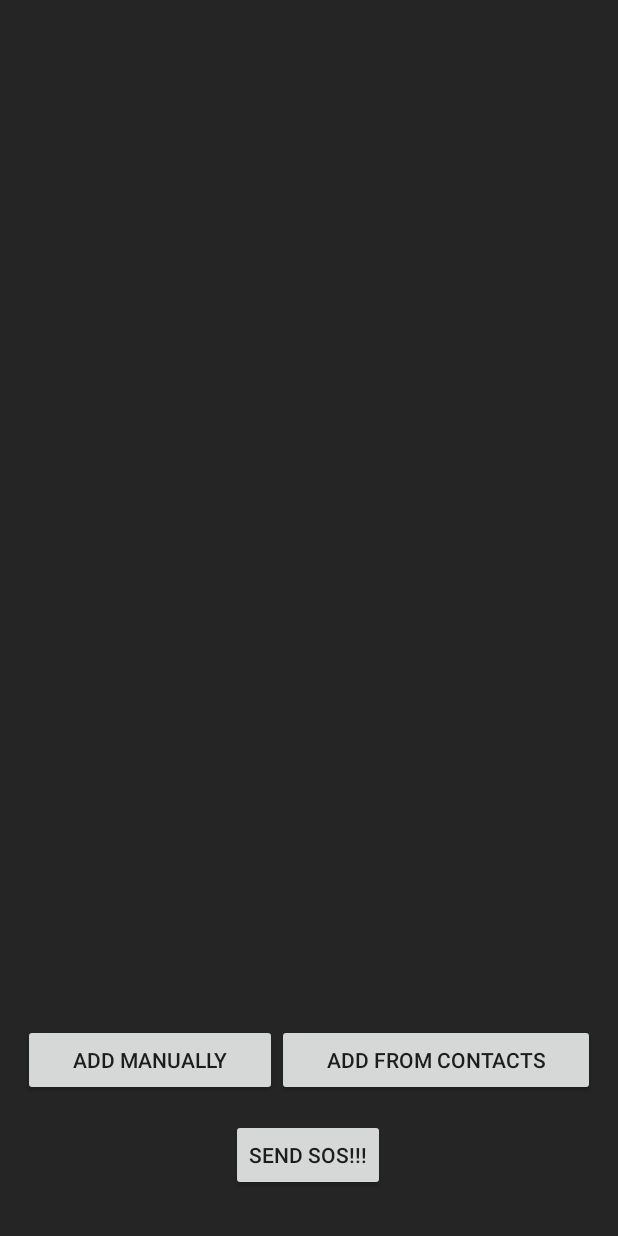
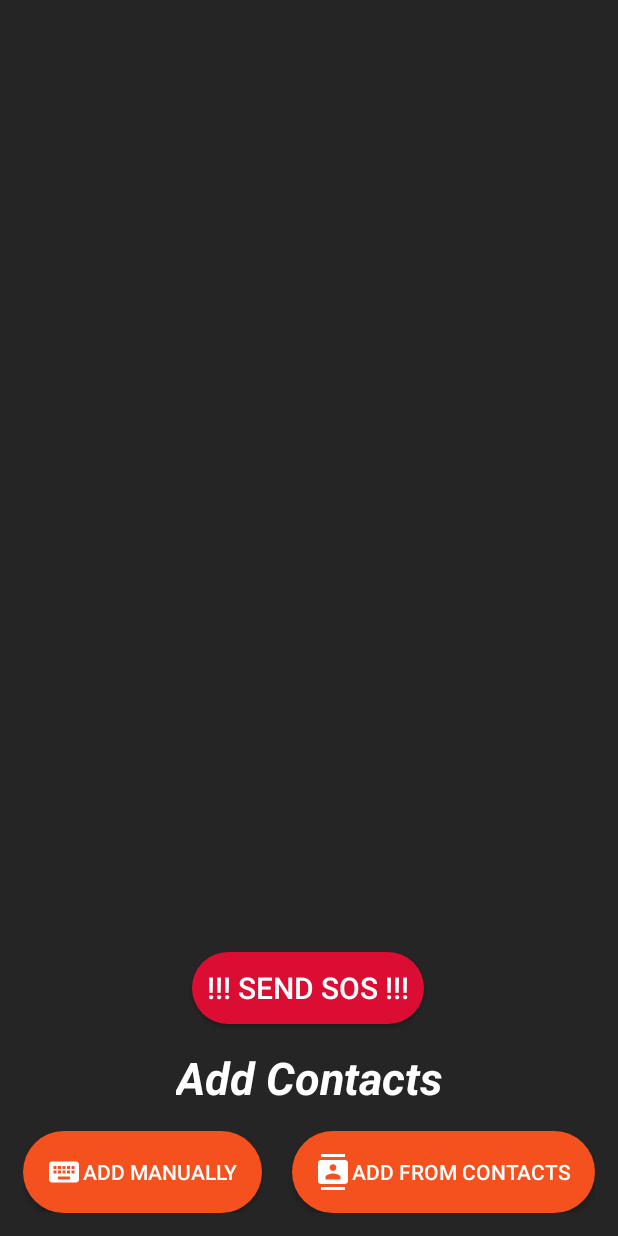
Before and after one commit to Chrizlove/SOS-APP-NEW, an Android app: the layout activity_main.xml on its own in the app's theme, with its tools: preview values and no code run, on a phone screen of 412 x 824 dp. Run offline under Robolectric (Android 15) with nearby library versions, the light colour scheme and no system bars.

Commit message:
permissions mostly fixed

```diff
--- a/app/src/main/AndroidManifest.xml
+++ b/app/src/main/AndroidManifest.xml
@@ -36,18 +36,12 @@ This permission is necessary for devices
             android:exported="true">
             <intent-filter>
                 <action android:name="android.intent.action.MAIN" />
-
                 <category android:name="android.intent.category.LAUNCHER" />
             </intent-filter>
         </activity>
         <activity
             android:name=".MainActivity"
             android:exported="true">
-            <intent-filter>
-                <action android:name="android.intent.action.MAIN" />
-
-                <category android:name="android.intent.category.LAUNCHER" />
-            </intent-filter>
         </activity>
 
         <service
--- a/app/src/main/java/com/chrizlove/helpapp/SensorService.kt
+++ b/app/src/main/java/com/chrizlove/helpapp/SensorService.kt
@@ -14,7 +14,7 @@ import android.os.IBinder
 import android.os.VibrationEffect
 import android.os.Vibrator
 import android.util.Log
-import android.widget.Toast
+import android.view.KeyEvent
 import androidx.annotation.RequiresApi
 import androidx.core.app.NotificationCompat
 import androidx.localbroadcastmanager.content.LocalBroadcastManager
@@ -91,7 +91,7 @@ class SensorService: Service() {
         val notificationBuilder = NotificationCompat.Builder(this, NOTIFICATION_CHANNEL_ID)
         val notification: Notification = notificationBuilder.setOngoing(true)
             .setContentTitle("You are protected.")
-            .setContentText("We are there for you") // this is important, otherwise the notification will show the way
+            .setContentText("If this notification is not displaying, relaunch the app to have the SOS service active.") // this is important, otherwise the notification will show the way
             // you want i.e. it will show some default notification
             .setSmallIcon(R.drawable.btn_radio)
             .setPriority(NotificationManager.IMPORTANCE_MIN)
@@ -123,4 +123,5 @@ class SensorService: Service() {
         intent.putExtra("message", "sendSOS")
         LocalBroadcastManager.getInstance(this).sendBroadcast(intent)
     }
+
 }
--- /dev/null
+++ b/app/src/main/res/drawable/baseline_contacts_24.xml
@@ -0,0 +1,5 @@
+<vector android:height="24dp" android:tint="@color/white"
+    android:viewportHeight="24" android:viewportWidth="24"
+    android:width="24dp" xmlns:android="http://schemas.android.com/apk/res/android">
+    <path android:fillColor="@android:color/white" android:pathData="M20,0L4,0v2h16L20,0zM4,24h16v-2L4,22v2zM20,4L4,4c-1.1,0 -2,0.9 -2,2v12c0,1.1 0.9,2 2,2h16c1.1,0 2,-0.9 2,-2L22,6c0,-1.1 -0.9,-2 -2,-2zM12,6.75c1.24,0 2.25,1.01 2.25,2.25s-1.01,2.25 -2.25,2.25S9.75,10.24 9.75,9 10.76,6.75 12,6.75zM17,17L7,17v-1.5c0,-1.67 3.33,-2.5 5,-2.5s5,0.83 5,2.5L17,17z"/>
+</vector>
--- /dev/null
+++ b/app/src/main/res/drawable/baseline_keyboard_24.xml
@@ -0,0 +1,5 @@
+<vector android:height="24dp" android:tint="@color/white"
+    android:viewportHeight="24" android:viewportWidth="24"
+    android:width="24dp" xmlns:android="http://schemas.android.com/apk/res/android">
+    <path android:fillColor="@android:color/white" android:pathData="M20,5L4,5c-1.1,0 -1.99,0.9 -1.99,2L2,17c0,1.1 0.9,2 2,2h16c1.1,0 2,-0.9 2,-2L22,7c0,-1.1 -0.9,-2 -2,-2zM11,8h2v2h-2L11,8zM11,11h2v2h-2v-2zM8,8h2v2L8,10L8,8zM8,11h2v2L8,13v-2zM7,13L5,13v-2h2v2zM7,10L5,10L5,8h2v2zM16,17L8,17v-2h8v2zM16,13h-2v-2h2v2zM16,10h-2L14,8h2v2zM19,13h-2v-2h2v2zM19,10h-2L17,8h2v2z"/>
+</vector>
--- /dev/null
+++ b/app/src/main/res/drawable/baseline_warning_24.xml
@@ -0,0 +1,5 @@
+<vector android:height="24dp" android:tint="#FFFFFF"
+    android:viewportHeight="24" android:viewportWidth="24"
+    android:width="24dp" xmlns:android="http://schemas.android.com/apk/res/android">
+    <path android:fillColor="@android:color/white" android:pathData="M1,21h22L12,2 1,21zM13,18h-2v-2h2v2zM13,14h-2v-4h2v4z"/>
+</vector>
--- /dev/null
+++ b/app/src/main/res/drawable/button_layout_addcontact.xml
@@ -0,0 +1,6 @@
+<?xml version="1.0" encoding="utf-8"?>
+<shape xmlns:android="http://schemas.android.com/apk/res/android"
+    android:shape="rectangle">
+    <solid android:color="@color/app_primary" />
+    <corners android:radius="50dp" />
+</shape>
--- /dev/null
+++ b/app/src/main/res/drawable/permission_alert_bg.xml
@@ -0,0 +1,6 @@
+<?xml version="1.0" encoding="utf-8"?>
+<shape xmlns:android="http://schemas.android.com/apk/res/android"
+    android:shape="rectangle">
+    <solid android:color="@color/white" />
+    <corners android:radius="10dp"/>
+</shape>
--- /dev/null
+++ b/app/src/main/res/drawable/permission_alert_button.xml
@@ -0,0 +1,6 @@
+<?xml version="1.0" encoding="utf-8"?>
+<shape xmlns:android="http://schemas.android.com/apk/res/android"
+    android:shape="rectangle">
+    <solid android:color="@color/permission_alert" />
+    <corners android:radius="20dp"/>
+</shape>
--- /dev/null
+++ b/app/src/main/res/drawable/sos_round_button.xml
@@ -0,0 +1,9 @@
+<?xml version="1.0" encoding="utf-8"?>
+<shape xmlns:android="http://schemas.android.com/apk/res/android"
+    android:shape="rectangle">
+    <solid android:color="#db0d33" />
+    <corners android:bottomRightRadius="250dp"
+        android:bottomLeftRadius="250dp"
+        android:topRightRadius="250dp"
+        android:topLeftRadius="250dp"/>
+</shape>
--- a/app/src/main/res/layout/activity_main.xml
+++ b/app/src/main/res/layout/activity_main.xml
@@ -18,7 +18,7 @@
         app:layout_constraintStart_toStartOf="parent"
         app:layout_constraintTop_toTopOf="parent"
         app:layout_constraintVertical_bias="0.0"
-         />
+        />
 
     <TextView
         android:id="@+id/noContact"
@@ -31,6 +31,38 @@
         app:layout_constraintStart_toStartOf="parent"
         app:layout_constraintTop_toTopOf="parent" />
 
+    <Button
+        android:id="@+id/buttonSOS"
+        android:layout_width="wrap_content"
+        android:layout_height="wrap_content"
+        android:layout_marginBottom="15dp"
+        android:gravity="center"
+        android:text="!!! Send SOS !!!"
+        android:padding="10dp"
+        android:textSize="20dp"
+        android:textColor="@color/white"
+        android:background="@drawable/sos_round_button"
+        app:layout_constraintBottom_toTopOf="@id/addContactText"
+        app:layout_constraintEnd_toEndOf="parent"
+        app:layout_constraintHorizontal_bias="0.498"
+        app:layout_constraintStart_toStartOf="parent"
+        app:layout_constraintTop_toTopOf="parent"
+        app:layout_constraintVertical_bias="1.0" />
+
+    <TextView
+        android:id="@+id/addContactText"
+        android:layout_width="wrap_content"
+        android:layout_height="wrap_content"
+        android:gravity="bottom"
+        android:text="Add Contacts"
+        android:textColor="@color/white"
+        android:textSize="30dp"
+        android:textStyle="bold|italic"
+        app:layout_constraintBottom_toTopOf="@id/buttonsContactAdd"
+        app:layout_constraintEnd_toEndOf="parent"
+        app:layout_constraintStart_toStartOf="parent"
+        app:layout_constraintTop_toTopOf="parent"
+        app:layout_constraintVertical_bias="1.0" />
 
     <LinearLayout
         android:id="@+id/buttonsContactAdd"
@@ -38,10 +70,10 @@
         android:layout_height="wrap_content"
         android:layout_alignParentBottom="true"
         android:padding="15dp"
-        app:layout_constraintBottom_toTopOf="@+id/buttonSOS"
+        app:layout_constraintBottom_toBottomOf="parent"
         app:layout_constraintTop_toTopOf="parent"
         app:layout_constraintVertical_bias="1.0"
-        tools:layout_editor_absoluteX="0dp">
+        tools:layout_editor_absoluteX="16dp">
 
         <Button
             android:id="@+id/manualContactButton"
@@ -49,39 +81,37 @@
             android:layout_height="wrap_content"
             android:layout_weight="1"
             android:text="Add Manually"
+            android:padding="15dp"
+            android:layout_marginRight="10dp"
+            android:textColor="@color/white"
+            android:background="@drawable/button_layout_addcontact"
             app:layout_constraintBottom_toBottomOf="parent"
             app:layout_constraintEnd_toEndOf="parent"
             app:layout_constraintHorizontal_bias="0.816"
             app:layout_constraintStart_toStartOf="parent"
             app:layout_constraintTop_toTopOf="parent"
-            app:layout_constraintVertical_bias="0.879" />
+            app:layout_constraintVertical_bias="0.879"
+            android:drawableLeft="@drawable/baseline_keyboard_24"
+            />
 
         <Button
             android:id="@+id/contactListButton"
             android:layout_width="wrap_content"
             android:layout_height="wrap_content"
             android:layout_weight="1"
+            android:padding="15dp"
+            android:textColor="@color/white"
+            android:background="@drawable/button_layout_addcontact"
             android:text="Add from contacts"
+            android:layout_marginLeft="10dp"
             app:layout_constraintBottom_toTopOf="@+id/buttonSOS"
             app:layout_constraintEnd_toStartOf="@+id/manualContactButton"
             app:layout_constraintHorizontal_bias="0.656"
             app:layout_constraintStart_toStartOf="parent"
             app:layout_constraintTop_toTopOf="parent"
-            app:layout_constraintVertical_bias="0.984" />
+            app:layout_constraintVertical_bias="0.984"
+            android:drawableLeft="@drawable/baseline_contacts_24"/>
     </LinearLayout>
 
-    <Button
-        android:id="@+id/buttonSOS"
-        android:layout_width="wrap_content"
-        android:layout_height="wrap_content"
-        android:layout_marginBottom="30dp"
-        android:gravity="center"
-        android:text="Send SOS!!!"
-        app:layout_constraintBottom_toBottomOf="parent"
-        app:layout_constraintEnd_toEndOf="parent"
-        app:layout_constraintHorizontal_bias="0.498"
-        app:layout_constraintStart_toStartOf="parent"
-        app:layout_constraintTop_toTopOf="parent"
-        app:layout_constraintVertical_bias="1.0" />
 
 </androidx.constraintlayout.widget.ConstraintLayout>
--- a/app/src/main/res/layout/alert_edit_lyt.xml
+++ b/app/src/main/res/layout/alert_edit_lyt.xml
@@ -2,7 +2,8 @@
 <LinearLayout xmlns:android="http://schemas.android.com/apk/res/android"
     android:orientation="vertical"
     android:layout_width="match_parent"
-    android:layout_height="match_parent">
+    android:layout_height="match_parent"
+    >
 
 
 
--- a/app/src/main/res/values/colors.xml
+++ b/app/src/main/res/values/colors.xml
@@ -4,4 +4,5 @@
     <color name="white">#FFFFFFFF</color>
     <color name="app_bg_color">#242524</color>
     <color name="app_primary">#F4511E</color>
+    <color name="permission_alert">#db0d33</color>
 </resources>
```
Also changed, not shown: app/src/main/java/com/chrizlove/helpapp/MainActivity.kt (+64 -18 lines), app/src/main/res/drawable/permission_alert_dialog_title_bg.xml (added, +7 -0 lines), app/src/main/res/layout/permission_alert_lyt.xml (added, +75 -0 lines).
